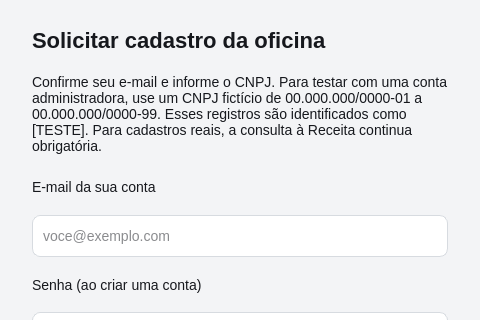
This is qt/t_cad.ui in antig200073-star/AutoFlow as Qt 5 draws it before an edit; both pictures show x 0 to 480 and y 0 to 320 of the 480 by 600 pixel window. The edited form follows.
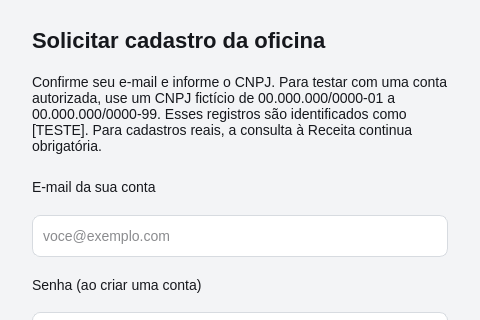
This is the edited form.

Commit message: docs: esclarecer que cadastro com CNPJ fictício exige autorização de teste

Diff of the .ui file:
```diff
--- a/qt/t_cad.ui
+++ b/qt/t_cad.ui
@@ -34,7 +34,7 @@
    <property name="topMargin"><number>28</number></property>
    <property name="bottomMargin"><number>28</number></property>
    <item><widget class="QLabel" name="lblTitulo"><property name="styleSheet"><string>font-size: 22px; font-weight: bold;</string></property><property name="text"><string>Solicitar cadastro da oficina</string></property></widget></item>
-   <item><widget class="QLabel" name="lblExplicacao"><property name="minimumSize"><size><width>0</width><height>90</height></size></property><property name="wordWrap"><bool>true</bool></property><property name="text"><string>Confirme seu e-mail e informe o CNPJ. Para testar com uma conta administradora, use um CNPJ fictício de 00.000.000/0000-01 a 00.000.000/0000-99. Esses registros são identificados como [TESTE]. Para cadastros reais, a consulta à Receita continua obrigatória.</string></property></widget></item>
+   <item><widget class="QLabel" name="lblExplicacao"><property name="minimumSize"><size><width>0</width><height>90</height></size></property><property name="wordWrap"><bool>true</bool></property><property name="text"><string>Confirme seu e-mail e informe o CNPJ. Para testar com uma conta autorizada, use um CNPJ fictício de 00.000.000/0000-01 a 00.000.000/0000-99. Esses registros são identificados como [TESTE]. Para cadastros reais, a consulta à Receita continua obrigatória.</string></property></widget></item>
    <item><widget class="QLabel" name="lblEmail"><property name="text"><string>E-mail da sua conta</string></property><property name="buddy"><cstring>txtEmail</cstring></property></widget></item>
    <item><widget class="QLineEdit" name="txtEmail"><property name="placeholderText"><string>voce@exemplo.com</string></property></widget></item>
    <item><widget class="QLabel" name="lblSenha"><property name="text"><string>Senha (ao criar uma conta)</string></property><property name="buddy"><cstring>txtSenha</cstring></property></widget></item>
```
